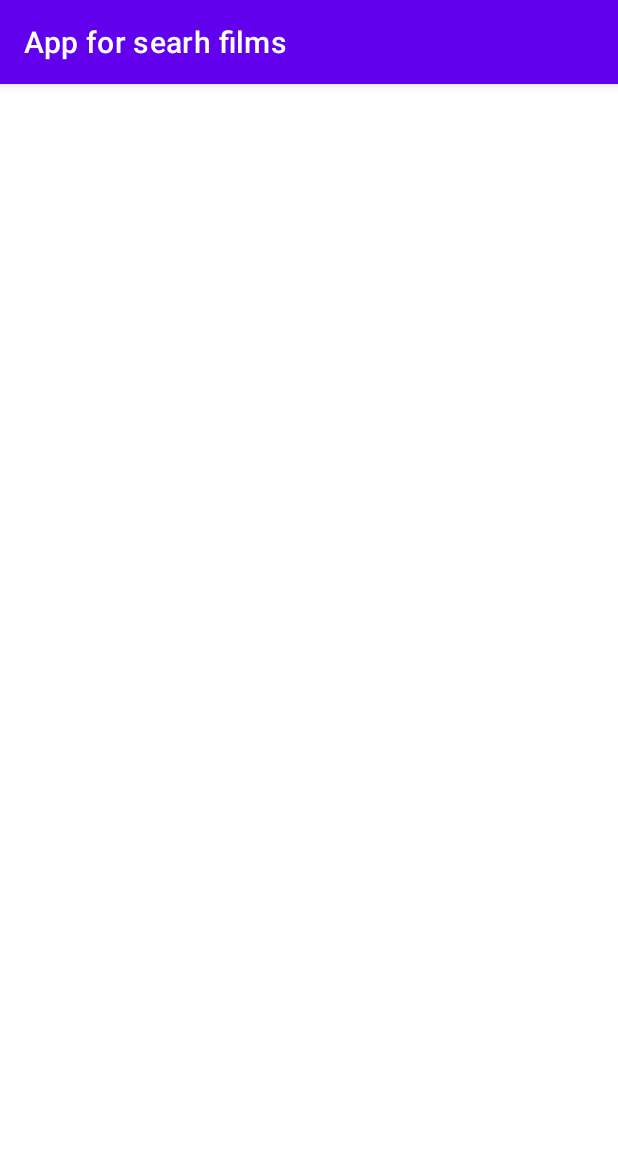
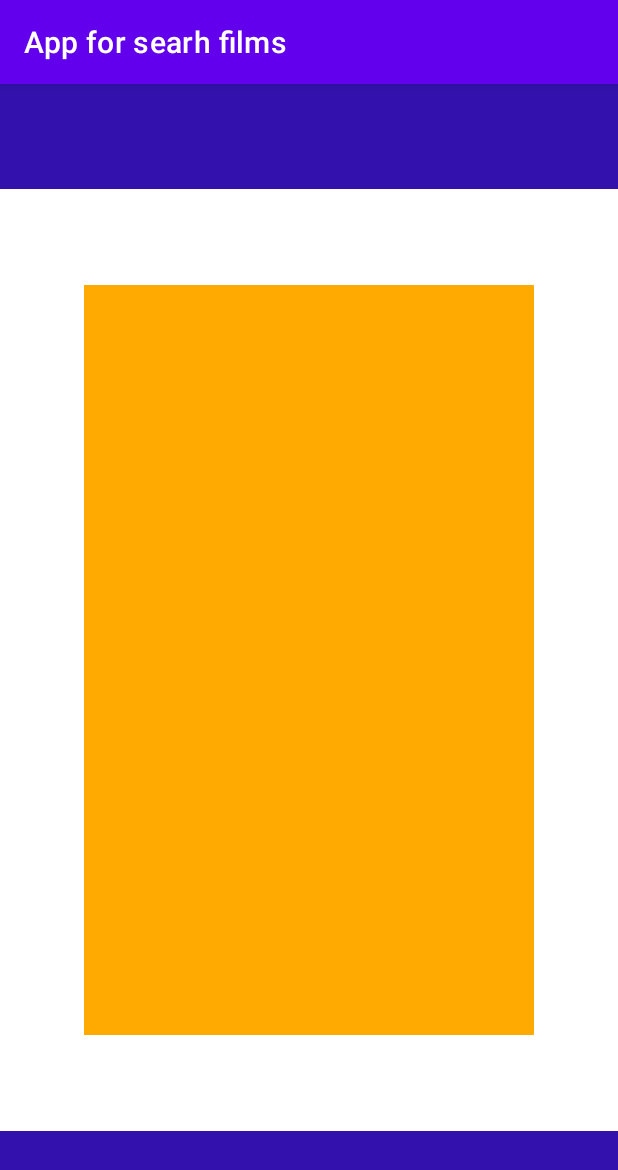
Before and after one commit to apdog/SearchFilmApp, an Android app: the screen it shows after launch (MainActivity), on a phone screen of 412 x 824 dp. Shown: the top 1170 px of the screen. Run offline under Robolectric (Android 15) with nearby library versions, the phone set to English and light mode, and no system bars.

Commit message:
Создание прототипа верстки главного меню

```diff
--- a/app/src/main/res/layout/activity_main.xml
+++ b/app/src/main/res/layout/activity_main.xml
@@ -4,4 +4,31 @@
     xmlns:tools="http://schemas.android.com/tools"
     android:layout_width="match_parent"
     android:layout_height="match_parent"
-    tools:context=".MainActivity"/>
+    tools:context=".MainActivity">
+
+    <LinearLayout
+        android:id="@+id/menu"
+        android:layout_width="300dp"
+        android:layout_height="500dp"
+        android:background="#FFAA00"
+        android:gravity="center_vertical"
+        android:orientation="vertical"
+        app:layout_constraintBottom_toBottomOf="parent"
+        app:layout_constraintEnd_toEndOf="parent"
+        app:layout_constraintStart_toStartOf="parent"
+        app:layout_constraintTop_toTopOf="parent"
+        tools:ignore="MissingConstraints">
+    </LinearLayout>
+
+    <FrameLayout
+        android:layout_width="match_parent"
+        android:layout_height="70dp"
+        android:background="#3311AC"
+        app:layout_constraintBottom_toBottomOf="parent" />
+    <FrameLayout
+        android:layout_width="match_parent"
+        android:layout_height="70dp"
+        android:background="#3311AC"
+        app:layout_constraintTop_toTopOf="parent" />
+
+</androidx.constraintlayout.widget.ConstraintLayout>
```
